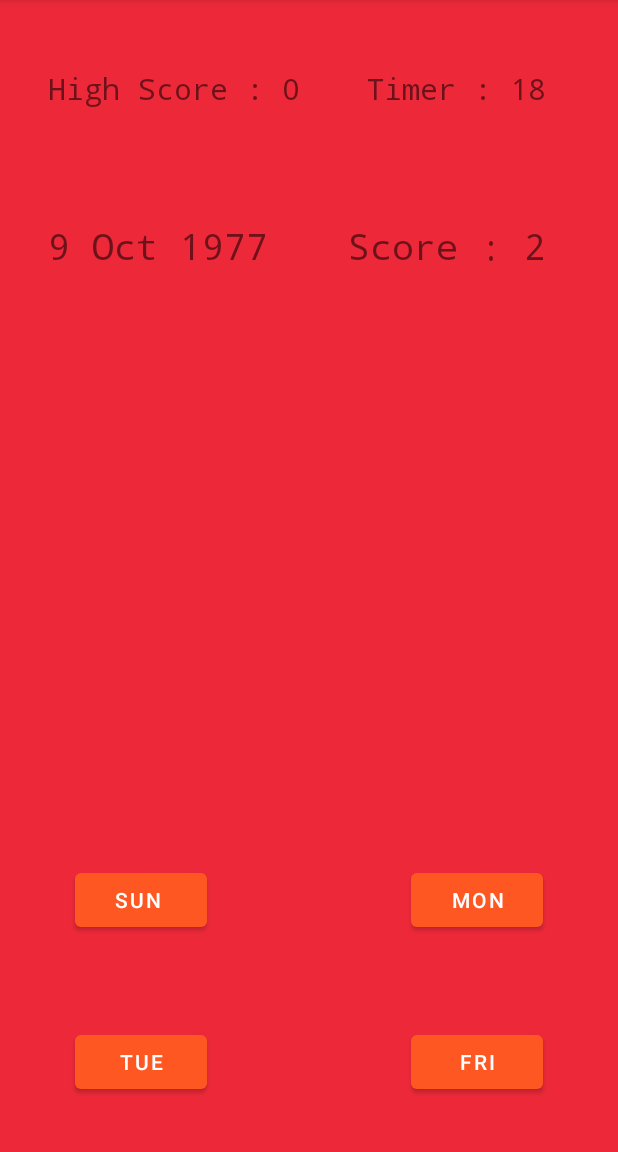
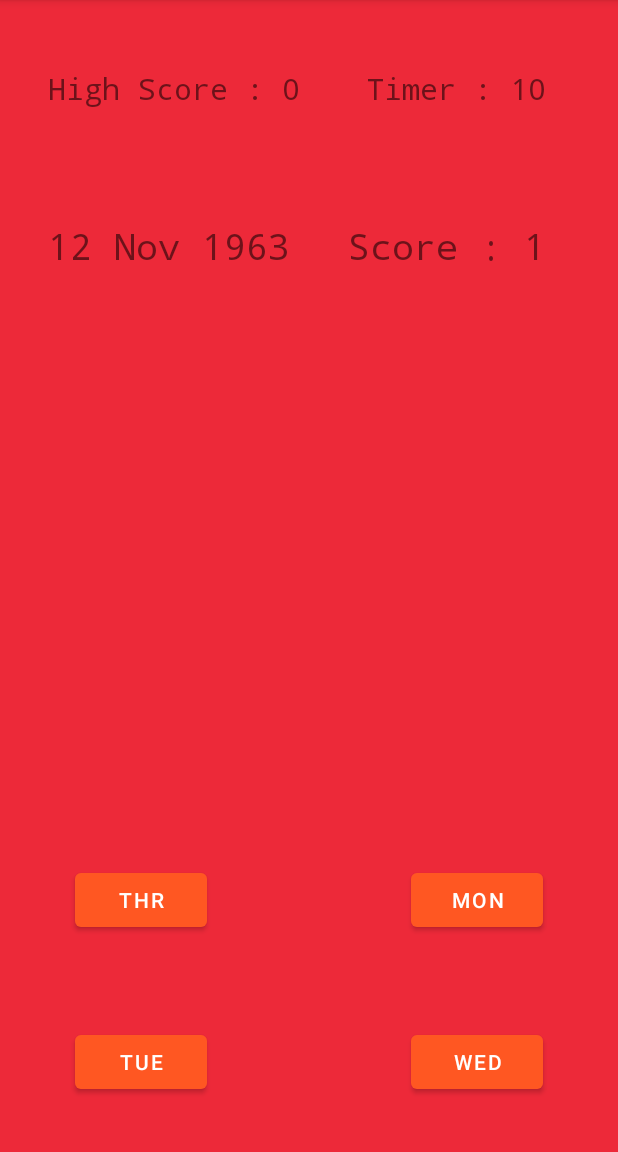
Before and after one commit to jaiakash/guesstheday, an Android app: the screen it shows after launch (MainActivity), after a tap on "WED", on a phone screen of 412 x 824 dp, the part 84-1236 px from its top. Run offline under Robolectric (Android 15) with nearby library versions, the phone set to English and light mode, and no system bars; 2 other taps on this screen came first.

Commit message:
Fixed multiple option

```diff
--- a/app/src/main/java/com/amostrone/akash/gtd/MainActivity.java
+++ b/app/src/main/java/com/amostrone/akash/gtd/MainActivity.java
@@ -69,7 +69,8 @@ public class MainActivity extends AppCompatActivity {
         int i=1;
         while(i<4){
             String temp=week[randBetween(0,6)].substring(0,3);
-            if(opt[0].equals(temp) || opt[1].equals(temp) || opt[2].equals(temp) || opt[3].equals(temp)) {
+            //Log.i("Logs", ans+" "+temp+" "+ans.equals(temp));
+            if(ans.equals(temp) || opt[1].equals(temp) || opt[2].equals(temp) || opt[3].equals(temp)) {
                 //Log.i("Answers", "Option matched");
                 continue;
             }
@@ -83,7 +84,7 @@ public class MainActivity extends AppCompatActivity {
         }
         Collections.shuffle(rand_l);
         for(i=0;i<4;i++)
-            opt_butt[i].setText(opt[i]);
+            opt_butt[i].setText(opt[rand_l.get(i)]);
     }
 
     String setDate_Text(){
@@ -100,8 +101,8 @@ public class MainActivity extends AppCompatActivity {
         //Getting Answer as 3 word eg Wed, Thu
         try {
             Date date = new SimpleDateFormat("d MMM yyyy").parse(dt);
-            ans= date.toString().substring(0,4);
-            Log.i("Answers ", ans+"");
+            ans= date.toString().substring(0,3);
+            Log.i("Logs", ans+" is ans");
         } catch (ParseException e) {
             Log.e("Date conversion","ParseException occured: " + e.getMessage());
         }
```
